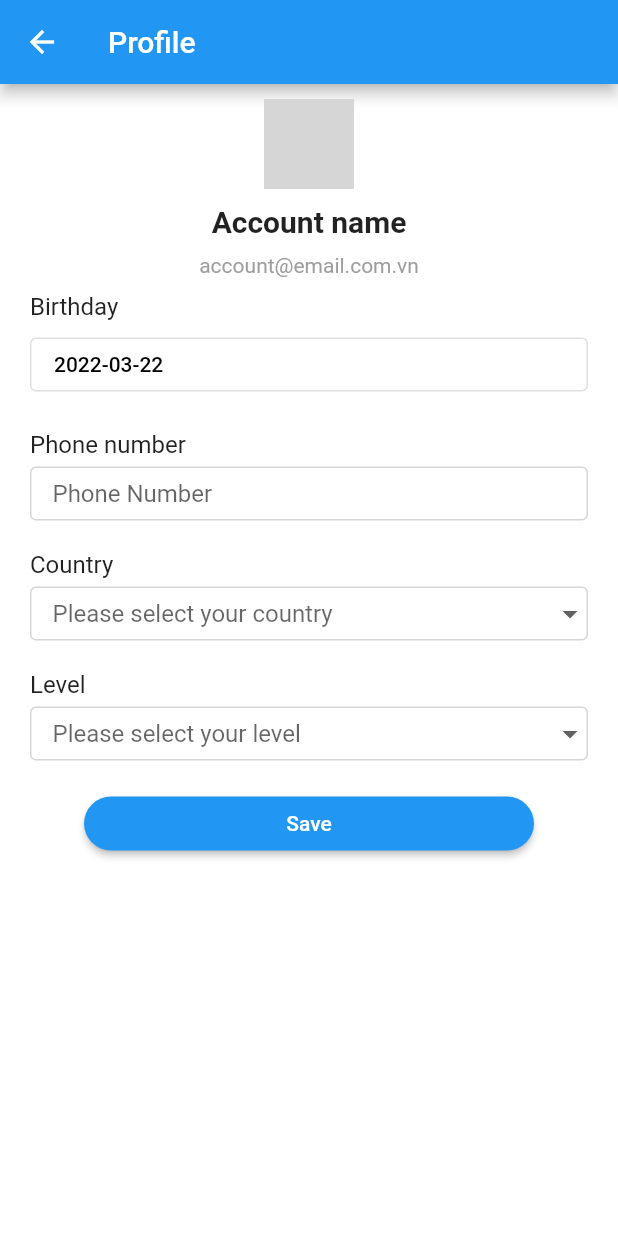
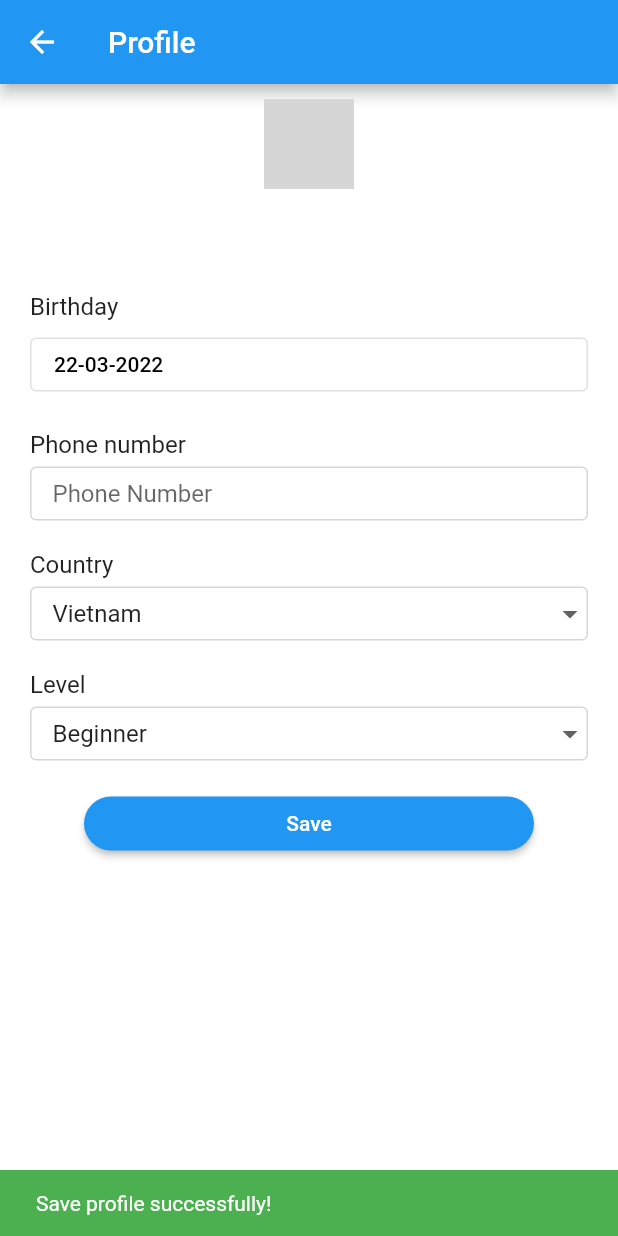
Before and after one commit to DuytheTeacher/advanced-mobile-development, a Flutter app: the Profile screen opened by its route, after a tap on "Save", on a phone screen of 412 x 824 dp. Run offline on Flutter 3.47's test engine with Material 2 defaults, Android fonts, the phone set to English and light mode, and no system bars; our stand-ins replace image_picker; network calls fail; grey boxes are pictures that could not be loaded.

Commit message:
Offline flow for Setting widget

```diff
--- a/lib/main.dart
+++ b/lib/main.dart
@@ -30,6 +30,7 @@ class MyApp extends StatelessWidget {
         theme: ThemeData(
           primarySwatch: Colors.blue,
           scaffoldBackgroundColor: Colors.white,
+          accentColor: Colors.green
         ),
         initialRoute: '/',
         routes: <String, WidgetBuilder>{
--- a/lib/providers/userProvider.dart
+++ b/lib/providers/userProvider.dart
@@ -2,23 +2,28 @@ import 'package:flutter/foundation.dart';
 
 class User {
   final String email;
-  final String password;
-  final DateTime birthday;
-  final String phone;
-  final String country;
-  final String level;
+  String password;
+  DateTime birthday;
+  String phone;
+  String country;
+  String level;
+  String imageUrl;
   final String fullName;
 
-  User(this.email, this.password, this.birthday, this.phone, this.country, this.level, this.fullName);
+  User(this.email, this.password, this.birthday, this.phone, this.country, this.level, this.imageUrl, this.fullName);
 }
 
 class UserProvider with ChangeNotifier {
   final List<User> _usersList = [];
-  User _currentUser = User('', '', DateTime.now(), '', '', '', '');
+  User _currentUser = User('', '', DateTime.now(), '', 'Vietnam', 'Beginner', '', '');
   bool _authenticated = false;
 
   bool get authenticated {
     return _authenticated;
+  }
+
+  User get currentUser {
+    return _currentUser;
   }
 
   void login() {
@@ -47,9 +52,18 @@ class UserProvider with ChangeNotifier {
   }
 
   void register(String email, String password, String fullName) {
-    User newUser = User(email, password, DateTime.now(), '', '', '', fullName);
+    User newUser = User(email, password, DateTime.now(), '', 'Vietnam', 'Beginner', '', fullName);
     _usersList.add(newUser);
     _currentUser = newUser;
     notifyListeners();
   }
+
+  void updateProfile(DateTime birthday, String phone, String country, String level, String imageUrl) {
+    _currentUser.birthday = birthday;
+    _currentUser.phone = phone;
+    _currentUser.country = country;
+    _currentUser.level = level;
+    _currentUser.imageUrl = imageUrl;
+    notifyListeners();
+  }
 }
--- a/lib/widgets/screens/account/profile.dart
+++ b/lib/widgets/screens/account/profile.dart
@@ -1,4 +1,12 @@
+import 'dart:io';
+
+import 'package:advanced_mobile_dev/providers/userProvider.dart';
+
 import 'package:flutter/material.dart';
+import 'package:flutter/services.dart';
+import 'package:provider/provider.dart';
+import 'package:intl/intl.dart';
+import 'package:image_picker/image_picker.dart';
 
 class Profile extends StatefulWidget {
   const Profile({Key? key, required this.title}) : super(key: key);
@@ -10,19 +18,68 @@ class Profile extends StatefulWidget {
 }
 
 class _ProfileState extends State<Profile> {
-  DateTime selectedDate = DateTime.now();
-  TextEditingController phoneController = TextEditingController();
+  DateTime _selectedDate = DateTime.now();
+  final TextEditingController _phoneController = TextEditingController();
+  String? _countryController;
+  String? _levelController;
+  String? _imageUrl;
 
-  _infoSection() {
+  @override
+  void initState() {
+    final userData = Provider.of<UserProvider>(context, listen: false);
+    setState(() {
+      _selectedDate = userData.currentUser.birthday;
+      _phoneController.text = userData.currentUser.phone;
+      _countryController = userData.currentUser.country;
+      _levelController = userData.currentUser.level;
+      _imageUrl = userData.currentUser.imageUrl;
+    });
+    super.initState();
+  }
+
+  @override
+  Widget build(BuildContext context) {
+    final userData = Provider.of<UserProvider>(context);
+
+    Future pickImage() async {
+      try {
+        final image =
+            await ImagePicker().pickImage(source: ImageSource.gallery);
+        if (image == null) return;
+        setState(() {
+          _imageUrl = image.path;
+        });
+      } on PlatformException catch (e) {
+        ScaffoldMessenger.of(context).showSnackBar(
+          SnackBar(
+            content: Text('Failed to pick image: $e'),
+            backgroundColor: Theme.of(context).errorColor,
+          ),
+        );
+      }
+    }
+
+    _infoSection(String fullName, String email) {
+      final imageTemp = File(_imageUrl!);
+
       return SizedBox(
         width: double.infinity,
         child: Column(
           crossAxisAlignment: CrossAxisAlignment.center,
           children: <Widget>[
-          CircleAvatar(
+            GestureDetector(
+              onTap: () => pickImage(),
+              child: CircleAvatar(
                 child: ClipOval(
-              child: Image.network(
-                'https://api.app.lettutor.com/avatar/4d54d3d7-d2a9-42e5-97a2-5ed38af5789aavatar1627913015850.00',
+                  child: _imageUrl == ''
+                      ? Image.network(
+                          'https://media.istockphoto.com/photos/businessman-silhouette-as-avatar-or-default-profile-picture-picture-id476085198?k=20&m=476085198&s=612x612&w=0&h=8J3VgOZab_OiYoIuZfiMIvucFYB8vWYlKnSjKuKeYQM=',
+                          width: 60,
+                          height: 60,
+                          fit: BoxFit.cover,
+                        )
+                      : Image.file(
+                          imageTemp,
                           width: 60,
                           height: 60,
                           fit: BoxFit.cover,
@@ -30,16 +87,18 @@ class _ProfileState extends State<Profile> {
                 ),
                 radius: 30,
               ),
-          const Padding(
-            padding: EdgeInsets.symmetric(vertical: 10),
+            ),
+            Padding(
+              padding: const EdgeInsets.symmetric(vertical: 10),
               child: Text(
-              'Account name',
-              style: TextStyle(fontSize: 20, fontWeight: FontWeight.bold),
+                fullName,
+                style:
+                    const TextStyle(fontSize: 20, fontWeight: FontWeight.bold),
               ),
             ),
-          const Text(
-            'account@email.com.vn',
-            style: TextStyle(color: Colors.grey),
+            Text(
+              email,
+              style: const TextStyle(color: Colors.grey),
             )
           ],
         ),
@@ -49,13 +108,13 @@ class _ProfileState extends State<Profile> {
     _selectDate(BuildContext context) async {
       final DateTime picked = await showDatePicker(
         context: context,
-      initialDate: selectedDate,
-      firstDate: DateTime(2000),
-      lastDate: DateTime(2025),
+        initialDate: _selectedDate,
+        firstDate: DateTime(1900),
+        lastDate: DateTime.now(),
       ) as DateTime;
-    if (picked != selectedDate) {
+      if (picked != _selectedDate) {
         setState(() {
-        selectedDate = picked;
+          _selectedDate = picked;
         });
       }
     }
@@ -80,7 +139,8 @@ class _ProfileState extends State<Profile> {
                     },
                     child: Align(
                         alignment: Alignment.topLeft,
-                      child: Text("${selectedDate.toLocal()}".split(' ')[0],
+                        child: Text(
+                            DateFormat('dd-MM-yyyy').format(_selectedDate),
                             style: const TextStyle(color: Colors.black)))),
               )
             ],
@@ -106,6 +166,7 @@ class _ProfileState extends State<Profile> {
                 height: 36,
                 child: TextField(
                   controller: phone,
+                  keyboardType: TextInputType.number,
                   autocorrect: false,
                   decoration: const InputDecoration(
                     hintText: 'Phone Number',
@@ -165,7 +226,12 @@ class _ProfileState extends State<Profile> {
                     child: Text(value),
                   );
                 }).toList(),
-              onChanged: (_) {},
+                value: _countryController,
+                onChanged: (value) {
+                  setState(() {
+                    _countryController = value;
+                  });
+                },
               ),
             ),
           ],
@@ -209,7 +275,12 @@ class _ProfileState extends State<Profile> {
                     child: Text(value),
                   );
                 }).toList(),
-              onChanged: (_) {},
+                value: _levelController,
+                onChanged: (value) {
+                  setState(() {
+                    _levelController = value;
+                  });
+                },
               ),
             ),
           ],
@@ -217,19 +288,18 @@ class _ProfileState extends State<Profile> {
       );
     }
 
-  @override
-  Widget build(BuildContext context) {
     return Scaffold(
       appBar: AppBar(title: Text(widget.title)),
       body: Padding(
         padding: const EdgeInsets.all(10),
-        child: Container(
+        child: SizedBox(
           width: double.infinity,
           child: Column(
             children: <Widget>[
-              _infoSection(),
+              _infoSection(
+                  userData.currentUser.fullName, userData.currentUser.email),
               _birthdaySection(context),
-              _phoneSection(phoneController),
+              _phoneSection(_phoneController),
               _countrySection(),
               _levelSection(),
               Padding(
@@ -237,7 +307,20 @@ class _ProfileState extends State<Profile> {
                 child: SizedBox(
                   width: 300,
                   child: ElevatedButton(
-                    onPressed: () {},
+                    onPressed: () {
+                      userData.updateProfile(
+                          _selectedDate,
+                          _phoneController.text,
+                          _countryController!,
+                          _levelController!,
+                          _imageUrl!);
+                      ScaffoldMessenger.of(context).showSnackBar(
+                        SnackBar(
+                          content: const Text('Save profile successfully!'),
+                          backgroundColor: Theme.of(context).accentColor,
+                        ),
+                      );
+                    },
                     child: const Text('Save'),
                     style: ElevatedButton.styleFrom(
                         shape: RoundedRectangleBorder(
--- a/lib/widgets/screens/authentication/login.dart
+++ b/lib/widgets/screens/authentication/login.dart
@@ -121,12 +121,12 @@ class _LoginState extends State<Login> {
                 return;
               } else if (!userData.isExisted(emailController.text, passwordController.text)) {
                 ScaffoldMessenger.of(context).showSnackBar(
-                  const SnackBar(content: Text('Login Failed! Email or password is incorrect!')),
+                  SnackBar(content: const Text('Login Failed! Email or password is incorrect!'), backgroundColor: Theme.of(context).errorColor,),
                 );
               } else {
                 userData.login();
                 ScaffoldMessenger.of(context).showSnackBar(
-                  const SnackBar(content: Text('Login Successfully!')),
+                  SnackBar(content: const Text('Login Successfully!'), backgroundColor: Theme.of(context).accentColor,),
                 );
               }
             },
--- a/pubspec.yaml
+++ b/pubspec.yaml
@@ -44,6 +44,7 @@ dev_dependencies:
   provider: ^6.0.2
   intl: ^0.17.0
   rxdart: ^0.27.3
+  image_picker: ^0.8.4+11
 
   # The "flutter_lints" package below contains a set of recommended lints to
   # encourage good coding practices. The lint set provided by the package is
```
Also changed, not shown: lib/widgets/screens/authentication/register.dart (+4 -5 lines), lib/widgets/screens/tabs/settings.dart (+16 -7 lines), pubspec.lock. Lines whose indentation alone changed are shown as unchanged.
